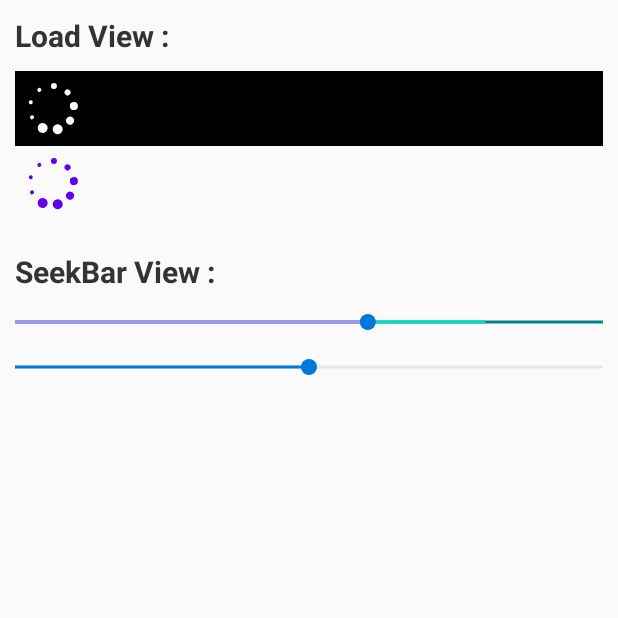
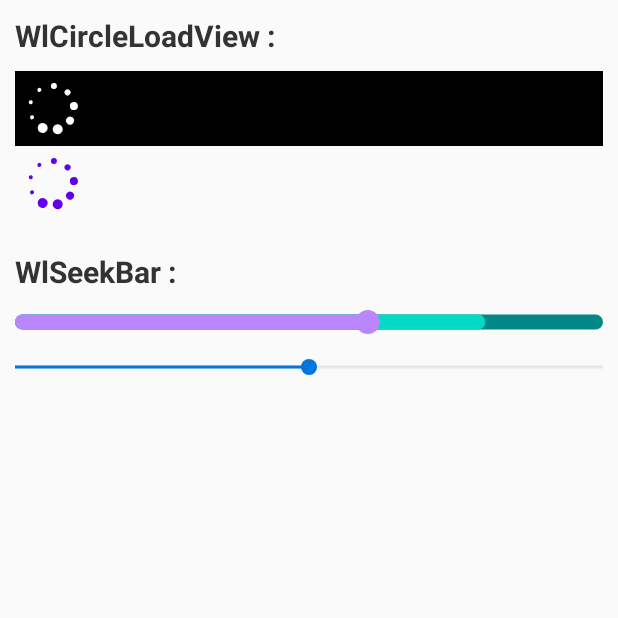
Before and after one commit to ywl5320/wlmedia, an Android app: the WlCustomViewActivity screen opened directly, with no data from a screen before it, on a phone screen of 412 x 824 dp, the top half of it. Run offline under Robolectric (Android 15) with nearby library versions, the phone set to English and light mode, and no system bars.

Commit message:
add demo

```diff
--- a/wlmedia_sample/app/src/main/java/com/ywl5320/wlmedia/sample/WlCustomViewActivity.java
+++ b/wlmedia_sample/app/src/main/java/com/ywl5320/wlmedia/sample/WlCustomViewActivity.java
@@ -35,6 +35,11 @@ public class WlCustomViewActivity extends AppCompatActivity {
         wlSeekBar1.setColorBg(R.color.teal_700);
         wlSeekBar1.setColorBuffer(R.color.teal_200);
         wlSeekBar1.setColorProgress(R.color.purple_200);
+        wlSeekBar1.setColorThumbNormal(R.color.purple_200);
+        wlSeekBar1.setColorThumbTouch(R.color.colorAccent);
+        wlSeekBar1.setBgHeight(10);
+        wlSeekBar1.setRound(true);
+        wlSeekBar1.setThumbRadius(8);
         wlSeekBar1.setProgress(0.6, 0.8);
         wlSeekBar1.setOnWlSeekBarChangeListener(new WlSeekBar.OnWlSeekBarChangeListener() {
             @Override
--- a/wlmedia_sample/app/src/main/res/layout/activity_customview_layout.xml
+++ b/wlmedia_sample/app/src/main/res/layout/activity_customview_layout.xml
@@ -11,7 +11,7 @@
     <TextView
         android:layout_width="wrap_content"
         android:layout_height="wrap_content"
-        android:text="Load View :"
+        android:text="WlCircleLoadView :"
         android:textSize="20dp"
         android:textColor="#333333"
         android:textStyle="bold"/>
@@ -34,7 +34,7 @@
     <TextView
         android:layout_width="wrap_content"
         android:layout_height="wrap_content"
-        android:text="SeekBar View :"
+        android:text="WlSeekBar :"
         android:textSize="20dp"
         android:textColor="#333333"
         android:textStyle="bold"
--- a/wlmedia_sample/app/src/main/res/layout/activity_main_layout.xml
+++ b/wlmedia_sample/app/src/main/res/layout/activity_main_layout.xml
@@ -15,6 +15,11 @@
             <Button
                 android:layout_width="match_parent"
                 android:layout_height="45dp"
+                android:text="集成检测"
+                android:onClick="get_test"/>
+            <Button
+                android:layout_width="match_parent"
+                android:layout_height="45dp"
                 android:text="常用自定义View"
                 android:onClick="custom_view"/>
             <Button
```
Also changed, not shown: wlmedia_sample/app/src/main/java/com/ywl5320/wlmedia/sample/WlMainActivity.java (+26 -0 lines).
